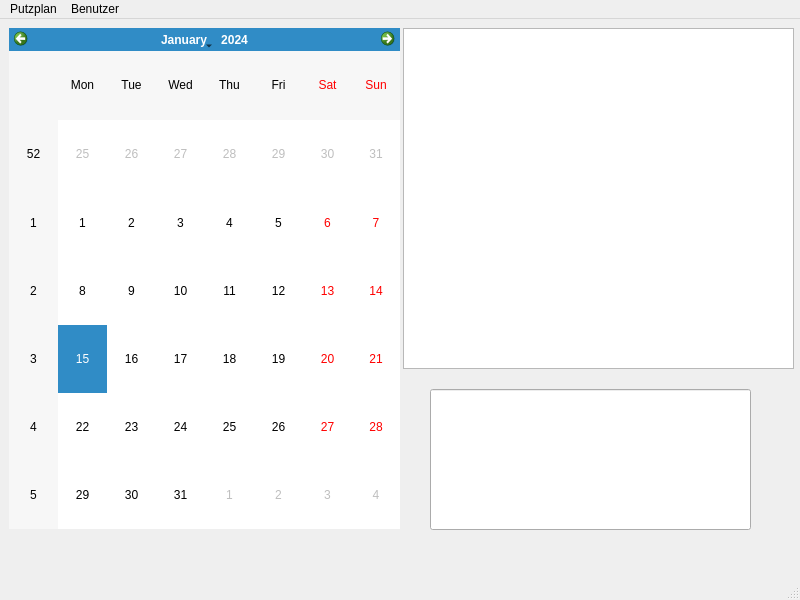
Old version of the form OrgaNicer/organicer.ui in the repository Dirkoonk/OrgaNicer.
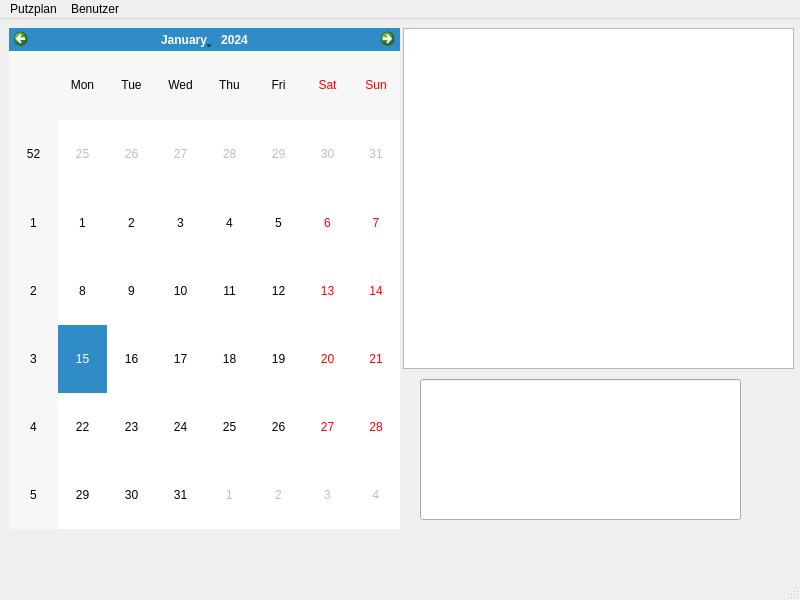
New version of the form.

Commit message: Fixed Termin Erstellung

Diff of the .ui file:
```diff
--- a/OrgaNicer/organicer.ui
+++ b/OrgaNicer/organicer.ui
@@ -37,8 +37,8 @@
    <widget class="QLineEdit" name="lineEdit">
     <property name="geometry">
      <rect>
-      <x>430</x>
-      <y>370</y>
+      <x>420</x>
+      <y>360</y>
       <width>321</width>
       <height>141</height>
      </rect>
```
The commit also changes 1 other file.
